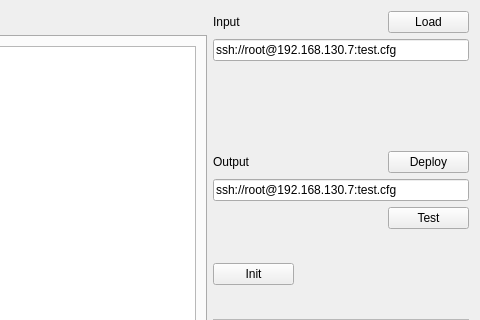
The window that user/mpw3_gui/configcreator.ui (hephy-dd/eudaq-1) describes before a commit, drawn with Qt 5; both pictures show x 380 to 860 and y 0 to 320 of the 860 by 550 pixel window.
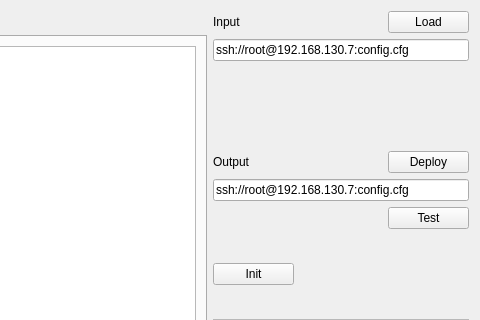
The same window after the commit.

Commit message: ConfigCreatorView: added more tooltips

```diff
--- a/user/mpw3_gui/configcreator.ui
+++ b/user/mpw3_gui/configcreator.ui
@@ -29,7 +29,7 @@
         <string>&lt;html&gt;&lt;head/&gt;&lt;body&gt;&lt;p&gt;path to deploy the config to&lt;/p&gt;&lt;p&gt;eg.: ssh://root@192.168.130.7:config.txt (over ssh)&lt;/p&gt;&lt;p&gt;/tmp/config.txt (locally)&lt;/p&gt;&lt;/body&gt;&lt;/html&gt;</string>
        </property>
        <property name="text">
-        <string>ssh://root@192.168.130.7:test.cfg</string>
+        <string>ssh://root@192.168.130.7:config.cfg</string>
        </property>
       </widget>
      </item>
@@ -99,7 +99,7 @@
         <string>&lt;html&gt;&lt;head/&gt;&lt;body&gt;&lt;p&gt;path to the input config&lt;/p&gt;&lt;p&gt;eg.: ssh://root@192.168.130.7:config.txt (over ssh)&lt;/p&gt;&lt;p&gt;/tmp/config.txt (locally)&lt;/p&gt;&lt;/body&gt;&lt;/html&gt;</string>
        </property>
        <property name="text">
-        <string>ssh://root@192.168.130.7:test.cfg</string>
+        <string>ssh://root@192.168.130.7:config.cfg</string>
        </property>
        <property name="clearButtonEnabled">
         <bool>false</bool>
```
Left out of the diff: 22 changed lines with no effect on the pictures.
